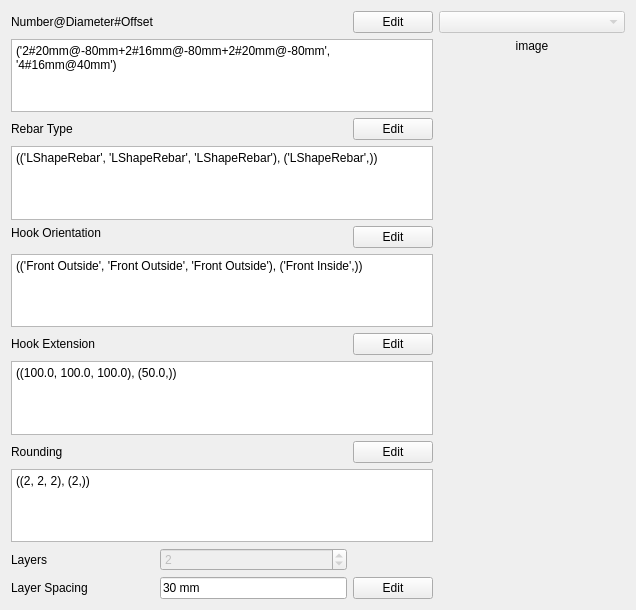
Above: BeamReinforcement/TopBottomReinforcement.ui from amrit3701/FreeCAD-Reinforcement before the change. Below: the same form after it.
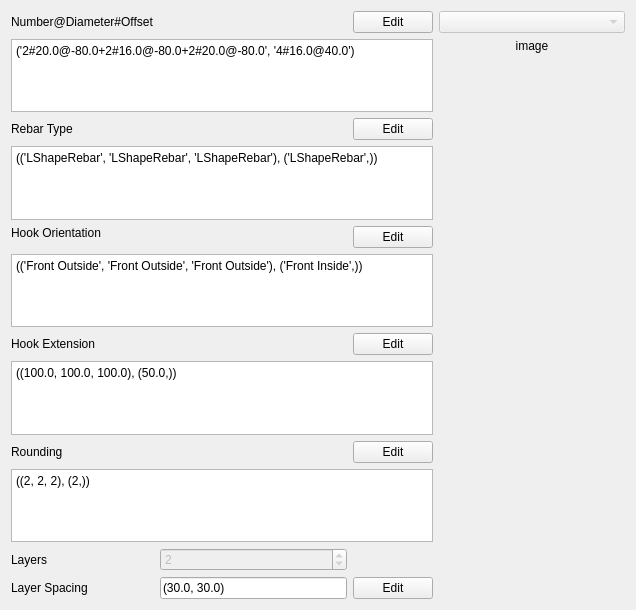
That is the form after the change. Custom widgets are drawn as their Qt base class.

Commit message: Implement dialog box to edit layer spacing

Patch:
```diff
--- a/BeamReinforcement/TopBottomReinforcement.ui
+++ b/BeamReinforcement/TopBottomReinforcement.ui
@@ -85,7 +85,7 @@
       <bool>true</bool>
      </property>
      <property name="plainText">
-      <string>('2#20mm@-80mm+2#16mm@-80mm+2#20mm@-80mm', '4#16mm@40mm')</string>
+      <string>('2#20.0@-80.0+2#16.0@-80.0+2#20.0@-80.0', '4#16.0@40.0')</string>
      </property>
     </widget>
    </item>
@@ -236,7 +236,7 @@
       <enum>Qt::StrongFocus</enum>
      </property>
      <property name="text">
-      <string>30 mm</string>
+      <string>(30.0, 30.0)</string>
      </property>
      <property name="readOnly">
       <bool>true</bool>
```
The commit also changes 3 other files.
